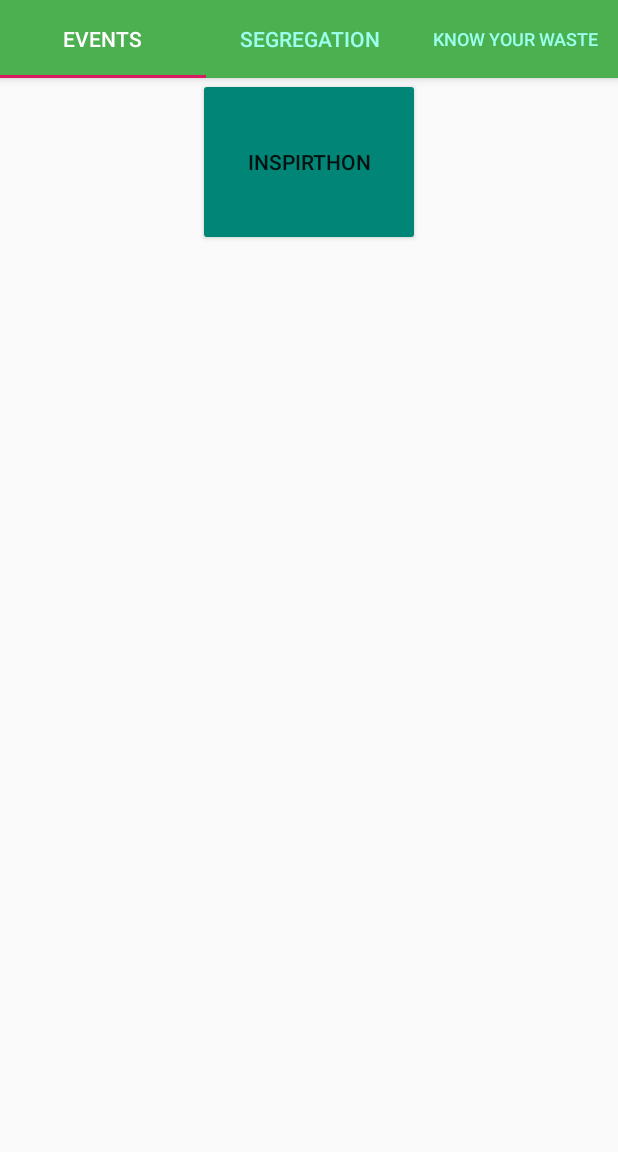
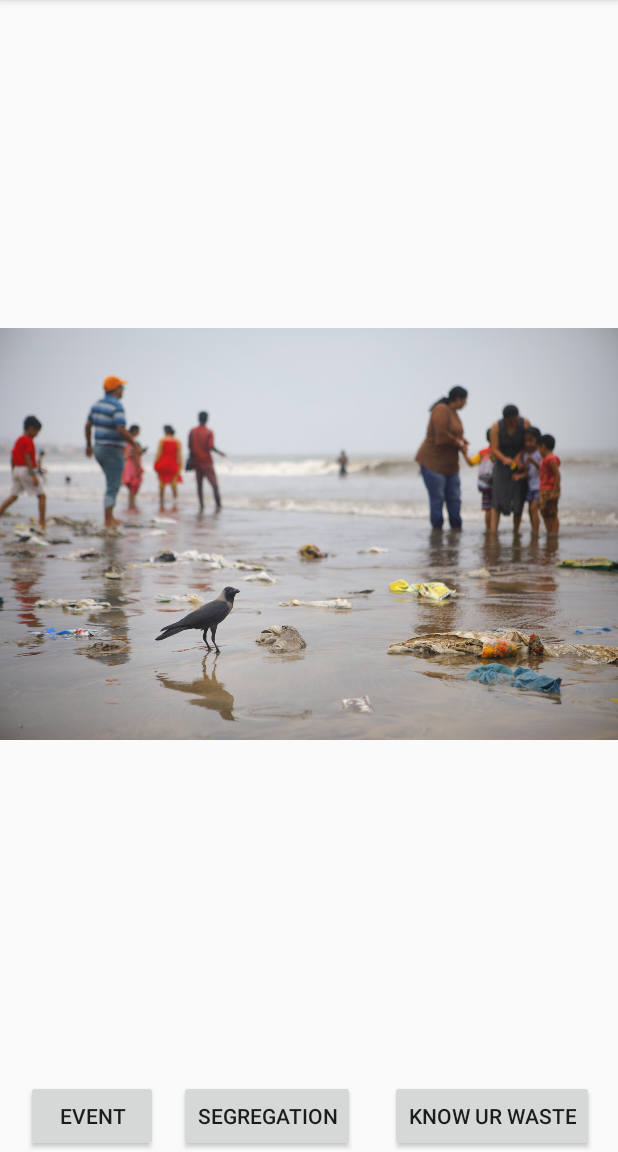
Before and after one commit to ashferns31/nightwalkers, an Android app: the screen it shows after launch (MainActivity), on a phone screen of 412 x 824 dp, the part 84-1236 px from its top. Run offline under Robolectric (Android 15) with nearby library versions, the phone set to English and light mode, and no system bars.

Commit message:
could do way better

```diff
--- a/app/src/main/AndroidManifest.xml
+++ b/app/src/main/AndroidManifest.xml
@@ -13,7 +13,9 @@
         android:roundIcon="@mipmap/ic_launcher_round"
         android:supportsRtl="true"
         android:theme="@style/AppTheme">
-        <activity android:name=".termsandconditions"></activity>
+        <activity android:name=".awareness"></activity>
+        <activity android:name=".events" />
+        <activity android:name=".termsandconditions" />
         <activity android:name=".registration" />
         <activity android:name=".login" />
         <activity android:name=".MainActivity">
--- a/app/src/main/java/com/e/cleangoa/DemoFragment.java
+++ b/app/src/main/java/com/e/cleangoa/DemoFragment.java
@@ -1,40 +1,30 @@
-package com.e.cleangoa;
-
-
-import android.os.Bundle;
-
-import androidx.fragment.app.Fragment;
-
-import android.view.LayoutInflater;
-import android.view.View;
-import android.view.ViewGroup;
-import android.widget.TextView;
-
-
-/**
- * A simple {@link Fragment} subclass.
- */
-public class DemoFragment extends Fragment {
-public TextView textView;
-int pos;
-    public DemoFragment(int pos) {
-        this.pos=pos;
-    }
-    public int getpos()
-    {
-        return pos;
-    }
-//public static final String ARG_SECTION_NUMBER="section_number";
-
-    @Override
-    public View onCreateView(LayoutInflater inflater, ViewGroup container,
-                             Bundle savedInstanceState) {
-        // Inflate the layout for this fragment
-        View view= inflater.inflate(R.layout.fragment_demo, container, false);
-//        textView=view.findViewById(R.id.txt_display);
-//       int val=getArguments().getInt(ARG_SECTION_NUMBER);
-//        textView.setText(getArguments().getString("message"));
-        return view;
-    }
-
-}
+//package com.e.cleangoa;
+//import android.os.Bundle;
+//import androidx.fragment.app.Fragment;
+//import android.view.LayoutInflater;
+//import android.view.View;
+//import android.view.ViewGroup;
+//import android.widget.TextView;
+//
+///**
+// * A simple {@link Fragment} subclass.
+// */
+//public class DemoFragment extends Fragment {
+//int pos;
+//    public DemoFragment(int pos) {
+//        this.pos=pos;
+//    }
+//    public int getpos()
+//    {
+//        return pos;
+//    }
+//
+//    @Override
+//    public View onCreateView(LayoutInflater inflater, ViewGroup container,
+//                             Bundle savedInstanceState) {
+//        View view= inflater.inflate(R.layout.fragment_demo, container, false);
+//
+//        return view;
+//    }
+//
+//}
--- a/app/src/main/java/com/e/cleangoa/MainActivity.java
+++ b/app/src/main/java/com/e/cleangoa/MainActivity.java
@@ -14,6 +14,7 @@ import android.view.MenuInflater;
 import android.view.Menu;
 import android.view.MenuItem;
 import android.view.MotionEvent;
+import android.view.View;
 import android.widget.Button;
 
 import com.google.android.material.tabs.TabLayout;
@@ -21,39 +22,43 @@ import com.google.android.material.tabs.TabLayout;
 public class MainActivity extends AppCompatActivity {
 private Toolbar toolbar;
 private ViewPager viewPager;
-private ViewPagerAdapter adapter;
-private TabLayout tabLayout;
+//private ViewPagerAdapter adapter;
+    private TabLayout tabLayout;
 private MenuItem item;
+public Button _btnevent,_btnsegre,_btnkyw;
     @Override
     protected void onCreate(Bundle savedInstanceState) {
         super.onCreate(savedInstanceState);
         setContentView(R.layout.activity_main);
+        _btnevent=(Button)findViewById(R.id.event);
+        _btnkyw=(Button)findViewById(R.id.kyw);
+
+
+        _btnevent.setOnClickListener(new View.OnClickListener()
+
+        {
+            @Override
+            public void onClick (View view){
+                startActivity(new Intent(MainActivity.this, events.class));
+            }
+
+        });
+
+        _btnkyw.setOnClickListener(new View.OnClickListener()
+
+        {
+            @Override
+            public void onClick (View view){
+                startActivity(new Intent(MainActivity.this, awareness.class));
+            }
+
+        });
 
         toolbar=findViewById(R.id.toolBar);
         setSupportActionBar(toolbar);
 
-        viewPager=findViewById(R.id.pager);
-        adapter=new ViewPagerAdapter(getSupportFragmentManager());
-        viewPager.setAdapter(adapter);
-//        viewPager.setOnTouchListener(get);
-        tabLayout=findViewById(R.id.tabs);
-        tabLayout.setupWithViewPager(viewPager);
+
     }
-//    public void adapter()
-//    {
-//        switch (viewPager.getCurrentItem())
-//        {
-//            case 1:
-//            { Button button;
-//                button=(Button)findViewById(R.id.button);
-////                button.setOnClickListener(new);
-//
-//                break;
-//            }
-//            default:
-//
-//        }
-//    }
 
 public boolean onOptionsItemSelected(MenuItem item)
 {
--- a/app/src/main/java/com/e/cleangoa/ViewPagerAdapter.java
+++ b/app/src/main/java/com/e/cleangoa/ViewPagerAdapter.java
@@ -1,53 +1,53 @@
-package com.e.cleangoa;
-
-import android.os.Bundle;
-import android.util.Log;
-import android.view.View;
-
-import androidx.annotation.NonNull;
-import androidx.annotation.Nullable;
-import androidx.fragment.app.Fragment;
-import androidx.fragment.app.FragmentManager;
-import androidx.fragment.app.FragmentPagerAdapter;
-import androidx.viewpager.widget.ViewPager;
-
-public class ViewPagerAdapter extends FragmentPagerAdapter {
-
-    public ViewPagerAdapter(FragmentManager fm) {
-
-        super(fm);
-    }
-    ViewPager vg;
-    @Override
-    public Fragment getItem(int position) {
-
-        DemoFragment demoFragment = new DemoFragment(position);
-        position = position + 1;
-        Bundle bundel = new Bundle();
-        demoFragment.setArguments(bundel);
-//        Log.v("fragment no:",demoFragment.getpos()+"");
-        return demoFragment;
-    }
-
-    @Override
-    public int getCount() {
-        return 3;
-    }
-
-    @Nullable
-    @Override
-    public CharSequence getPageTitle(int position) {
-        position = position + 1;
-        if (position ==1) {
-            return "Events";
-        } else {
-            if (position == 2) {
-                return "Segregation";
-            } else {
-                return "Know your Waste";
-            }
-        }
-
-    }
-
-}
+//package com.e.cleangoa;
+//
+//import android.os.Bundle;
+//import android.util.Log;
+//import android.view.View;
+//import android.widget.Button;
+//
+//import androidx.annotation.NonNull;
+//import androidx.annotation.Nullable;
+//import androidx.fragment.app.Fragment;
+//import androidx.fragment.app.FragmentManager;
+//import androidx.fragment.app.FragmentPagerAdapter;
+//import androidx.viewpager.widget.ViewPager;
+//
+//public class ViewPagerAdapter extends FragmentPagerAdapter {
+//
+//    public ViewPagerAdapter(FragmentManager fm) {
+//
+//        super(fm);
+//    }
+//    ViewPager vg;
+//    @Override
+//    public Fragment getItem(int position) {
+//
+//        DemoFragment demoFragment = new DemoFragment(position);
+//        position = position + 1;
+//        Bundle bundel = new Bundle();
+//        demoFragment.setArguments(bundel);
+////        Log.v("fragment no:",demoFragment.getpos()+"");
+//        //return demoFragment;
+//    }
+//
+//    @Override
+//    public int getCount() {
+//        return 3;
+//    }
+//
+//    @Nullable
+//    @Override
+//    public CharSequence getPageTitle(int position) {
+//        position = position + 1;
+//        if (position ==1) {
+//            return "Events";
+//        } else {
+//            if (position == 2) {
+//                return "Segregation";
+//            } else {
+//                return "Know your Waste";
+//            }
+//        }
+//
+//    }
+//}
--- a/app/src/main/res/layout/activity_main.xml
+++ b/app/src/main/res/layout/activity_main.xml
@@ -1,5 +1,5 @@
 <?xml version="1.0" encoding="utf-8"?>
-<LinearLayout
+<androidx.constraintlayout.widget.ConstraintLayout
     xmlns:android="http://schemas.android.com/apk/res/android"
     xmlns:app="http://schemas.android.com/apk/res-auto"
     xmlns:tools="http://schemas.android.com/tools"
@@ -9,23 +9,48 @@
     android:orientation="vertical">
 
     <include
-        layout="@layout/toolbar_layout"/>
 
-    <com.google.android.material.tabs.TabLayout
-        android:id="@+id/tabs"
-        android:layout_width="match_parent"
-        android:layout_height="52dp"
-        android:background="#4CAF50"
-        android:elevation="4dp"
-        android:minHeight="?attr/actionBarSize"
-        app:tabGravity="fill"
-        app:tabMode="fixed"
-        app:tabSelectedTextColor="#FFF"
-        app:tabTextColor="#9affeb" />
+        layout="@layout/toolbar_layout"
+        tools:layout_editor_absoluteX="3dp"
+        tools:layout_editor_absoluteY="3dp" />
 
-    <androidx.viewpager.widget.ViewPager
-        android:id="@+id/pager"
-        android:layout_width="match_parent"
-        android:layout_height="match_parent" />
+    <Button
+        android:id="@+id/segregation"
+        android:layout_width="wrap_content"
+        android:layout_height="wrap_content"
+        android:text="segregation"
+        app:layout_constraintBottom_toBottomOf="parent"
+        app:layout_constraintEnd_toEndOf="parent"
+        app:layout_constraintHorizontal_bias="0.406"
+        app:layout_constraintStart_toStartOf="parent" />
 
-</LinearLayout>
+    <Button
+        android:id="@+id/kyw"
+        android:layout_width="wrap_content"
+        android:layout_height="wrap_content"
+        android:text="know ur waste"
+        app:layout_constraintBottom_toBottomOf="parent"
+        app:layout_constraintEnd_toEndOf="parent"
+        app:layout_constraintHorizontal_bias="0.941"
+        app:layout_constraintStart_toStartOf="parent" />
+
+    <Button
+        android:id="@+id/event"
+        android:layout_width="wrap_content"
+        android:layout_height="wrap_content"
+        android:text="event"
+        app:layout_constraintBottom_toBottomOf="parent"
+        app:layout_constraintEnd_toEndOf="parent"
+        app:layout_constraintHorizontal_bias="0.054"
+        app:layout_constraintStart_toStartOf="parent" />
+
+    <ImageView
+        android:id="@+id/imageView6"
+        android:layout_width="wrap_content"
+        android:layout_height="wrap_content"
+        app:srcCompat="@drawable/b4500"
+        tools:layout_editor_absoluteX="0dp"
+        tools:layout_editor_absoluteY="16dp" />
+
+
+</androidx.constraintlayout.widget.ConstraintLayout>
--- a/app/src/main/res/layout/fragment_demo.xml
+++ /dev/null
@@ -1,23 +0,0 @@
-<?xml version="1.0" encoding="utf-8"?>
-<LinearLayout
-    xmlns:android="http://schemas.android.com/apk/res/android"
-    xmlns:tools="http://schemas.android.com/tools"
-    android:layout_width="match_parent"
-    android:layout_height="match_parent"
-    tools:context=".DemoFragment"
-    android:orientation="vertical">
-
-    <!-- TODO: Update blank fragment layout -->
-
-
-    <Button
-        android:id="@+id/button"
-        android:layout_width="148dp"
-        android:layout_height="112dp"
-        android:layout_gravity="center"
-        android:backgroundTint="@color/colorPrimary"
-        android:clickable="true"
-        android:text="inspirthon" />
-
-
-</LinearLayout>
```
Also changed, not shown: app/src/main/res/drawable/aaa.jpg (added), app/src/main/res/drawable/b4500.jpg (added), app/src/main/res/drawable/c3000.jpg (added), app/src/main/res/drawable/ccccc.jpg (added), app/src/main/res/drawable/d3450.jpg (added), app/src/main/res/drawable/d6720.jpg (added), 1 other file.
